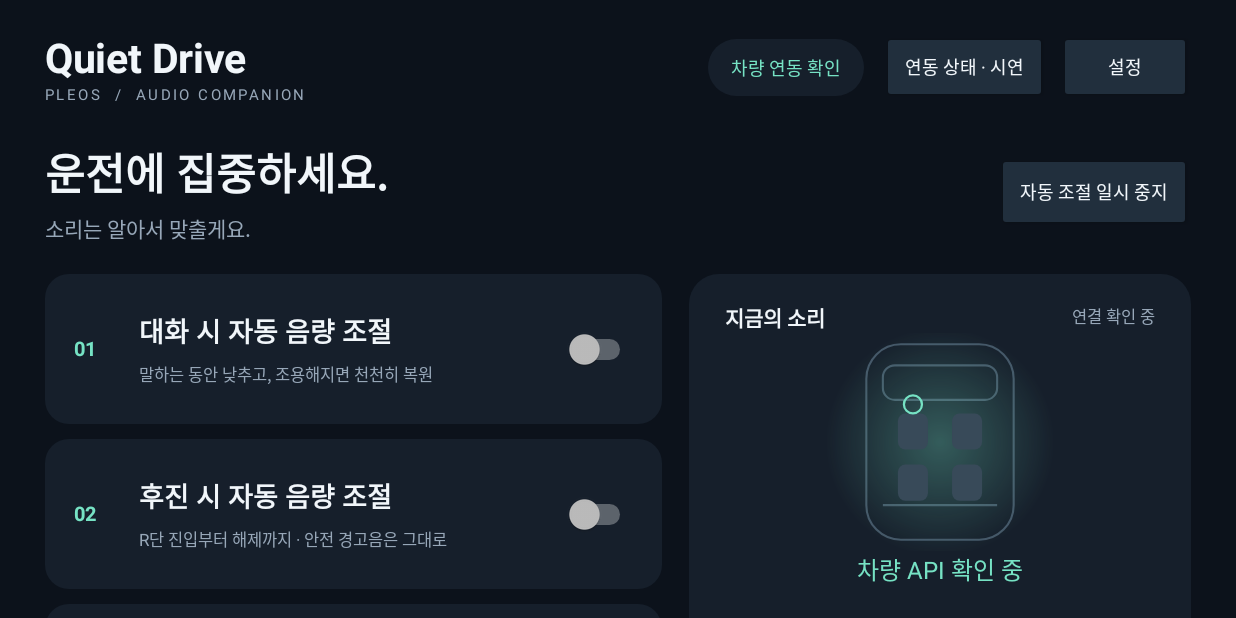
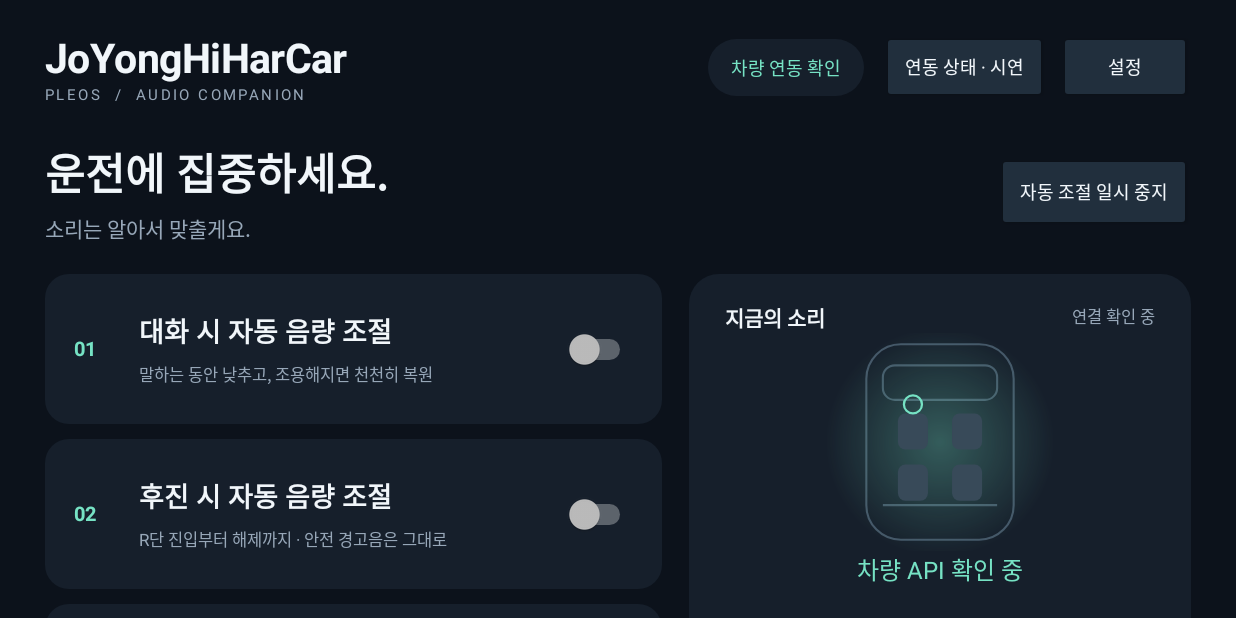
Before and after one commit to CHAEMUNJEONG/Pleos_JoyongHiHarCar, an Android app: the screen it shows after launch (MainActivity), on a phone screen of 824 x 412 dp (held sideways). Run offline under Robolectric (Android 15) with nearby library versions, the phone set to English and light mode, and no system bars; 2 statements that could not run were skipped.

Commit message:
fix: rename app and release artifact to JoYongHiHarCar

```diff
--- a/app/src/main/AndroidManifest.xml
+++ b/app/src/main/AndroidManifest.xml
@@ -8,7 +8,7 @@
     <uses-permission android:name="android.permission.FOREGROUND_SERVICE_SPECIAL_USE" />
     <!-- Standard AAOS read-only normal permission; never CONTROL_CAR_POWERTRAIN. -->
     <uses-permission android:name="android.car.permission.CAR_POWERTRAIN" />
-    <application android:theme="@style/AppTheme" android:label="Quiet Drive" android:icon="@drawable/ic_quiet_drive" android:allowBackup="false" android:supportsRtl="true">
+    <application android:theme="@style/AppTheme" android:label="@string/app_name" android:icon="@drawable/ic_quiet_drive" android:allowBackup="false" android:supportsRtl="true">
         <uses-library android:name="android.car" android:required="false" />
         <activity android:name=".MainActivity" android:exported="true" android:screenOrientation="landscape">
             <intent-filter><action android:name="android.intent.action.MAIN" /><category android:name="android.intent.category.LAUNCHER" /></intent-filter>
--- a/app/src/main/java/ai/pleos/quietdrive/AutomationService.java
+++ b/app/src/main/java/ai/pleos/quietdrive/AutomationService.java
@@ -269,7 +269,7 @@ public final class AutomationService extends Service {
             Intent stop = new Intent(this, AutomationService.class).setAction("STOP");
             PendingIntent stopIntent = PendingIntent.getService(this, 1, stop, PendingIntent.FLAG_IMMUTABLE | PendingIntent.FLAG_UPDATE_CURRENT);
             Notification notification = new Notification.Builder(this, "automation")
-                .setSmallIcon(R.drawable.ic_quiet_drive).setContentTitle(simulation ? "Quiet Drive · 화면 시연" : "Quiet Drive · 자동 조절")
+                .setSmallIcon(R.drawable.ic_quiet_drive).setContentTitle(getString(R.string.app_name) + (simulation ? " · 화면 시연" : " · 자동 조절"))
                 .setContentText(microphone ? "실험용 대화 감지 중 · 음성은 저장하지 않습니다" : "자동 조절 상태를 확인하려면 누르세요")
                 .setContentIntent(content).setOngoing(true).addAction(new Notification.Action.Builder(null, "모두 중지", stopIntent).build()).build();
             int type = Build.VERSION.SDK_INT >= 34 ? ServiceInfo.FOREGROUND_SERVICE_TYPE_SPECIAL_USE : 0;
--- a/app/src/main/java/ai/pleos/quietdrive/MainActivity.java
+++ b/app/src/main/java/ai/pleos/quietdrive/MainActivity.java
@@ -54,7 +54,7 @@ public final class MainActivity extends Activity {
         LinearLayout root = column(); root.setPadding(dp(30),dp(20),dp(30),dp(18)); scroll.addView(root);
         LinearLayout header = row(); header.setGravity(Gravity.CENTER_VERTICAL);
         LinearLayout brand = column();
-        TextView wordmark = text("Quiet Drive", 27, INK); wordmark.setTypeface(null, Typeface.BOLD); brand.addView(wordmark);
+        TextView wordmark = text(getString(R.string.app_name), 27, INK); wordmark.setTypeface(null, Typeface.BOLD); brand.addView(wordmark);
         TextView eyebrow = text("PLEOS  /  AUDIO COMPANION", 10, MUTED); eyebrow.setLetterSpacing(.16f); brand.addView(eyebrow);
         header.addView(brand, new LinearLayout.LayoutParams(0,-2,1));
         mode = text("차량 연동 확인", 12, MINT); mode.setPadding(dp(15),dp(10),dp(15),dp(10)); mode.setBackground(round(PANEL,20)); header.addView(mode);
--- /dev/null
+++ b/app/src/main/res/values/strings.xml
@@ -0,0 +1,3 @@
+<resources>
+    <string name="app_name">JoYongHiHarCar</string>
+</resources>
```
Also changed, not shown: 5 other files.
